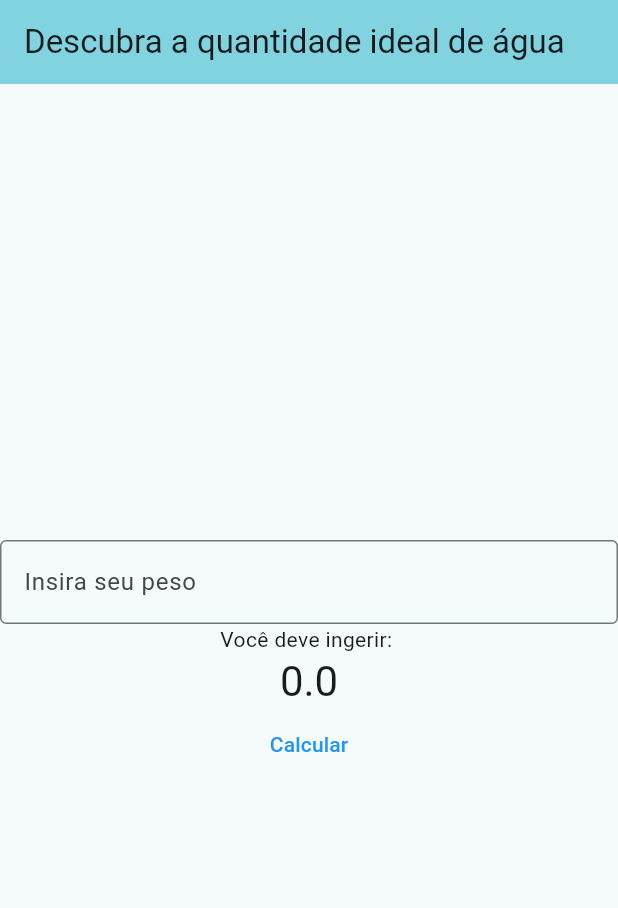
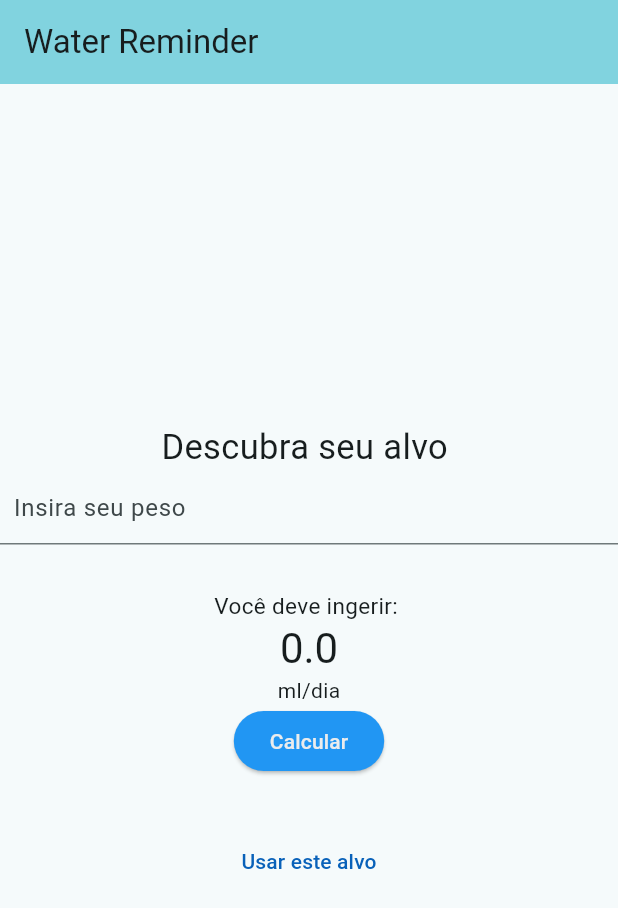
Before and after one commit to Samara-g/Water-Reminder, a Flutter app: the screen it shows after launch, on a phone screen of 412 x 824 dp. Shown: the top 908 px of the screen. Run offline on Flutter 3.47's test engine with Material 2 defaults, Android fonts, the phone set to English and light mode, and no system bars.

Commit message:
iniciando estilização

```diff
--- a/lib/main.dart
+++ b/lib/main.dart
@@ -1,4 +1,5 @@
 import 'package:flutter/material.dart';
+import 'package:flutter_application_1/seg.dart';
 
 void main() {
   runApp(const MyApp());
@@ -32,7 +33,7 @@ class MyApp extends StatelessWidget {
             ColorScheme.fromSeed(seedColor: Color.fromARGB(255, 58, 169, 183)),
         useMaterial3: true,
       ),
-      home: const MyHomePage(title: 'Descubra a quantidade ideal de água'),
+      home: const MyHomePage(title: 'Water Reminder'),
     );
   }
 }
@@ -91,54 +92,78 @@ class _MyHomePageState extends State<MyHomePage> {
         // the App.build method, and use it to set our appbar title.
         title: Text(widget.title),
       ),
-      body: Center(
+      body: Align(
         // Center is a layout widget. It takes a single child and positions it
         // in the middle of the parent.
         child: Column(
-          // Column is also a layout widget. It takes a list of children and
-          // arranges them vertically. By default, it sizes itself to fit its
-          // children horizontally, and tries to be as tall as its parent.
-          //
-          // Column has various properties to control how it sizes itself and
-          // how it positions its children. Here we use mainAxisAlignment to
-          // center the children vertically; the main axis here is the vertical
-          // axis because Columns are vertical (the cross axis would be
-          // horizontal).
-          //
-          // TRY THIS: Invoke "debug painting" (choose the "Toggle Debug Paint"
-          // action in the IDE, or press "p" in the console), to see the
-          // wireframe for each widget.
           mainAxisAlignment: MainAxisAlignment.center,
           children: <Widget>[
+            const Text(
+              'Descubra seu alvo ',
+              style: TextStyle(
+                fontSize: 23,
+                fontWeight: FontWeight.w400,
+              ),
+            ),
             new TextField(
               onChanged: (text) {
                 peso = double.parse(text);
               },
               decoration: InputDecoration(
-                border: OutlineInputBorder(),
                 hintText: 'Insira seu peso',
+                contentPadding: EdgeInsets.all(9.0),
               ),
             ),
-            const Text(
-              'Você deve ingerir: ',
+            Container(
+              margin: const EdgeInsets.only(top: 30),
+              child: const Text(
+                'Você deve ingerir: ',
+                style: TextStyle(
+                  fontSize: 15,
+                  fontWeight: FontWeight.w400,
+                ),
+              ),
             ),
             Text(
               '$_calculo',
               style: Theme.of(context).textTheme.headlineMedium,
             ),
-            TextButton(
+            const Text('ml/dia'),
+            ElevatedButton(
               style: ButtonStyle(
-                foregroundColor: MaterialStateProperty.all<Color>(Colors.blue),
+                backgroundColor: MaterialStateProperty.all<Color>(Colors.blue),
+                foregroundColor: MaterialStateProperty.all<Color>(
+                    Color.fromARGB(255, 235, 236, 237)),
               ),
               onPressed: () {
                 _calcAgua(peso, ml);
               },
               child: Text('Calcular'),
+            ),
+            Container(
+              margin: const EdgeInsets.only(top: 32),
+              width: 200,
+              child: TextButton(
+                child: Text('Usar este alvo'),
+                style: ButtonStyle(
+                  foregroundColor: MaterialStateProperty.all<Color>(
+                      Color.fromARGB(255, 9, 97, 185)),
+                ),
+                onPressed: () {
+                  Navigator.pushReplacement<void, void>(
+                    context,
+                    MaterialPageRoute<void>(
+                      builder: (BuildContext context) =>
+                          const AuthPage(title: "home"),
+                    ),
+                  );
+                },
+              ),
             )
           ],
         ),
       ),
-      // This trailing comma makes auto-formatting nicer for build methods.
+      // This trailing comma makes auto-formaatting nicer for build methods.
     );
   }
 }
```
Also changed, not shown: lib/seg.dart (added, +68 -0 lines).
